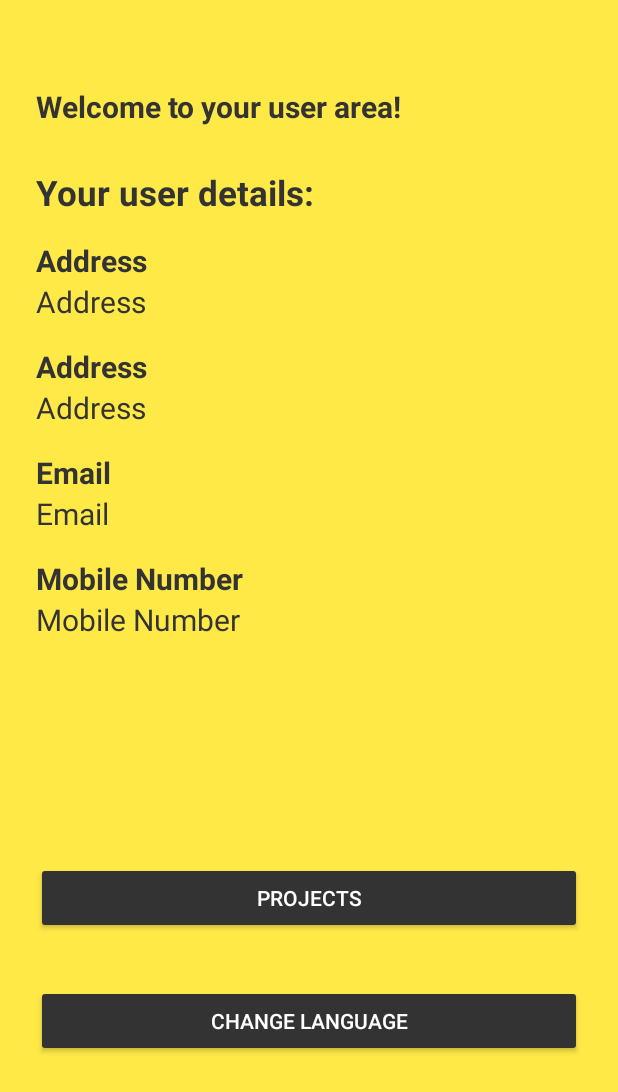
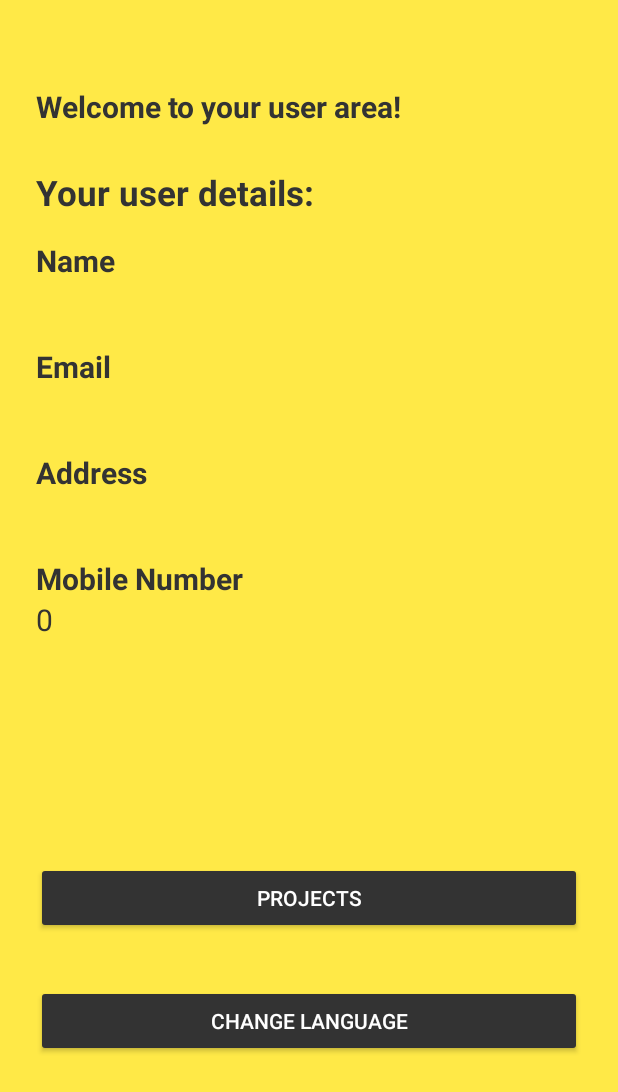
Before and after one commit to dio4090/MyAppartment, an Android app: the MainActivity screen opened directly, with no data from a screen before it, on a phone screen of 412 x 824 dp. Shown: the top 1092 px of the screen. Run offline under Robolectric (Android 15) with nearby library versions, the phone set to English and light mode, and no system bars; network calls fail.

Commit message:
Ajust in login and profile activity

```diff
--- a/src/main/java/com/sourcey/myappartment/activities/MainActivity.java
+++ b/src/main/java/com/sourcey/myappartment/activities/MainActivity.java
@@ -1,30 +1,29 @@
 package com.sourcey.myappartment.activities;
 
+import android.annotation.SuppressLint;
 import android.content.Context;
 import android.content.Intent;
 import android.content.SharedPreferences;
 import android.os.Bundle;
 import android.preference.PreferenceManager;
 import android.support.v7.app.AppCompatActivity;
-import android.util.Log;
 import android.view.View;
 import android.widget.Button;
 import android.widget.TextView;
 
 import com.sourcey.myappartment.R;
 import com.sourcey.myappartment.database.DBUser;
-import com.sourcey.myappartment.model.User;
+import com.sourcey.myappartment.model.UserSessionData;
 import com.sourcey.myappartment.util.Language;
 import com.sourcey.myappartment.util.MyContextWrapper;
-import com.sourcey.myappartment.util.Utils;
 
 
 public class MainActivity extends AppCompatActivity implements View.OnClickListener {
     private static final String TAG = "MainActivity";
 
-    User user;
     DBUser dbUser;
 
+    @SuppressLint("SetTextI18n")
     @Override
     protected void onCreate(Bundle savedInstanceState) {
         super.onCreate(savedInstanceState);
@@ -40,23 +39,10 @@ public class MainActivity extends AppCompatActivity implements View.OnClickListe
         btLogout.setOnClickListener(this);
         btLanguage.setOnClickListener(this);
 
-        User u = new User();
-        dbUser = new DBUser(this);
-
-        //Get last user from database;
-        user = getUserFromDB(u);
-
-        System.out.println("VALORES DO BANCO!");
-        System.out.println("Nome: "+user.getName());
-        System.out.println("Endereco: "+user.getAddess());
-        System.out.println("Email: "+user.getEmail());
-        System.out.println("Senha: "+user.getPassword());
-        System.out.println("Numero: "+user.getMobile_number());
-
-        tvName.setText(user.getName());
-        tvAddress.setText(user.getAddess());
-        tvEmail.setText(user.getEmail());
-        tvMobileNumber.setText(Integer.toString(user.getMobile_number()));
+        tvName.setText(UserSessionData.NAME);
+        tvEmail.setText(UserSessionData.EMAIL);
+        tvAddress.setText(UserSessionData.ADDRESS);
+        tvMobileNumber.setText(Integer.toString(UserSessionData.MOBILE_NUMBER));
 
     }
 
@@ -90,17 +76,4 @@ public class MainActivity extends AppCompatActivity implements View.OnClickListe
         startActivity(new Intent(MainActivity.this, ProjectsActivity.class));
     }
 
-    User getUserFromDB(User u) {
-        try {
-            dbUser.open();
-            u = dbUser.retreiveUserFromDB(u);
-            dbUser.close();
-            return u;
-        } catch (Exception e) {
-            Log.e(TAG, "<loadImageFromDB> Error : " + e.getLocalizedMessage());
-            dbUser.close();
-            return null;
-        }
-    }
-
 }
--- a/src/main/java/com/sourcey/myappartment/database/DBUser.java
+++ b/src/main/java/com/sourcey/myappartment/database/DBUser.java
@@ -92,7 +92,7 @@ public class DBUser {
 
         if (cur.moveToFirst()) {
             u.setName(cur.getString(cur.getColumnIndex(NAME)));
-            u.setAddess(cur.getString(cur.getColumnIndex(ADDRESS)));
+            u.setAddress(cur.getString(cur.getColumnIndex(ADDRESS)));
             u.setEmail(cur.getString(cur.getColumnIndex(EMAIL)));
             u.setPassword(cur.getString(cur.getColumnIndex(PASSWORD)));
             u.setMobile_number(cur.getInt(cur.getColumnIndex(MOBILE_NUMBER)));
--- a/src/main/java/com/sourcey/myappartment/model/User.java
+++ b/src/main/java/com/sourcey/myappartment/model/User.java
@@ -34,7 +34,7 @@ public class User {
         return addess;
     }
 
-    public void setAddess(String addess) {
+    public void setAddress(String addess) {
         this.addess = addess;
     }
 
--- /dev/null
+++ b/src/main/java/com/sourcey/myappartment/model/UserSessionData.java
@@ -0,0 +1,8 @@
+package com.sourcey.myappartment.model;
+
+public class UserSessionData {
+    public static String NAME = "";
+    public static String EMAIL = "";
+    public static String ADDRESS = "";
+    public static int MOBILE_NUMBER = 0;
+}
--- a/src/main/res/layout/activity_login.xml
+++ b/src/main/res/layout/activity_login.xml
@@ -29,7 +29,8 @@
                 android:layout_height="wrap_content"
                 android:inputType="textEmailAddress"
                 android:hint="Email"
-                android:textColor="@color/oil" />
+                android:textColor="@color/oil"
+                android:text="diogo.rocha42@outlook.com"/>
         </android.support.design.widget.TextInputLayout>
 
         <!--  Password Label -->
@@ -43,7 +44,8 @@
                 android:layout_height="wrap_content"
                 android:inputType="textPassword"
                 android:hint="Password"
-                android:textColor="@color/oil" />
+                android:textColor="@color/oil"
+                android:text="dio123"/>
         </android.support.design.widget.TextInputLayout>
 
         <android.support.v7.widget.AppCompatButton
--- a/src/main/res/layout/activity_main.xml
+++ b/src/main/res/layout/activity_main.xml
@@ -54,7 +54,7 @@
             <TextView
                 android:layout_width="wrap_content"
                 android:layout_height="match_parent"
-                android:text="@string/main_address"
+                android:text="@string/main_name"
                 android:textSize="20sp"
                 android:textStyle="bold"
                 android:textColor="@color/oil" />
@@ -62,7 +62,29 @@
                 android:id="@+id/tv_name"
                 android:layout_width="wrap_content"
                 android:layout_height="match_parent"
-                android:text="@string/main_address"
+                android:text="@string/main_name"
+                android:textSize="20sp"
+                android:textColor="@color/oil" />
+        </android.support.design.widget.TextInputLayout>
+
+        <!--  Email Label -->
+        <android.support.design.widget.TextInputLayout
+            android:layout_width="match_parent"
+            android:layout_height="wrap_content"
+            android:layout_marginTop="8dp"
+            android:layout_marginBottom="8dp">
+            <TextView
+                android:layout_width="wrap_content"
+                android:layout_height="match_parent"
+                android:text="@string/main_email"
+                android:textSize="20sp"
+                android:textColor="@color/oil"
+                android:textStyle="bold"/>
+            <TextView
+                android:id="@+id/tv_email"
+                android:layout_width="wrap_content"
+                android:layout_height="match_parent"
+                android:text="@string/main_email"
                 android:textSize="20sp"
                 android:textColor="@color/oil" />
         </android.support.design.widget.TextInputLayout>
@@ -88,31 +110,6 @@
                 android:textSize="20sp"
                 android:textColor="@color/oil" />
         </android.support.design.widget.TextInputLayout>
-
-
-
-        <!--  Email Label -->
-        <android.support.design.widget.TextInputLayout
-            android:layout_width="match_parent"
-            android:layout_height="wrap_content"
-            android:layout_marginTop="8dp"
-            android:layout_marginBottom="8dp">
-            <TextView
-                android:layout_width="wrap_content"
-                android:layout_height="match_parent"
-                android:text="@string/main_email"
-                android:textSize="20sp"
-                android:textColor="@color/oil"
-                android:textStyle="bold"/>
-            <TextView
-                android:id="@+id/tv_email"
-                android:layout_width="wrap_content"
-                android:layout_height="match_parent"
-                android:text="@string/main_email"
-                android:textSize="20sp"
-                android:textColor="@color/oil" />
-        </android.support.design.widget.TextInputLayout>
-
 
         <!-- mobile number -->
         <android.support.design.widget.TextInputLayout
```
Also changed, not shown: src/main/java/com/sourcey/myappartment/activities/LoginActivity.java (+24 -12 lines), src/main/java/com/sourcey/myappartment/information/database.txt (added, +24 -0 lines), src/main/java/com/sourcey/myappartment/util/UserSessionData.java (deleted, +0 -8 lines), 1 other file.
